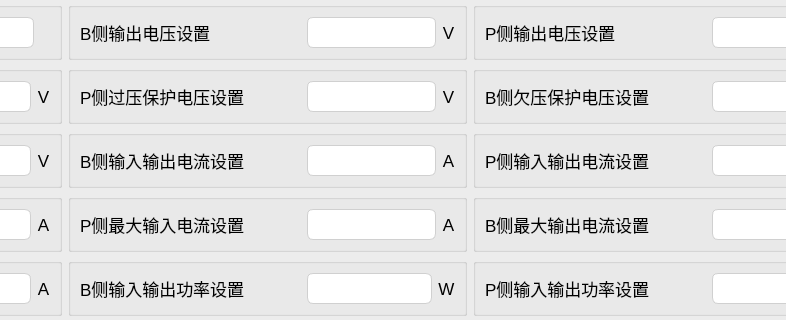
Above: tformconfig1.ui from Curtain-Wang/TDB before the change; both pictures show x 355 to 1141 and y 152 to 472 of the 1253 by 555 pixel window. Below: the same form after it.
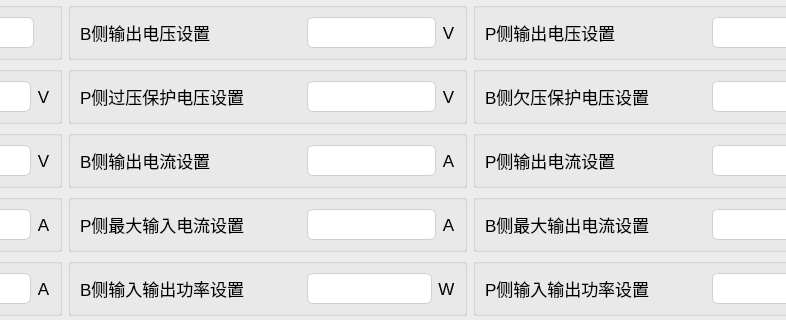
That is the form after the change. Custom widgets are drawn as their Qt base class.

```diff
--- a/tformconfig1.ui
+++ b/tformconfig1.ui
@@ -7,7 +7,7 @@
     <x>0</x>
     <y>0</y>
     <width>1253</width>
-    <height>516</height>
+    <height>551</height>
    </rect>
   </property>
   <property name="windowTitle">
@@ -420,7 +420,7 @@
             </font>
            </property>
            <property name="text">
-            <string>P侧输入输出电流设置</string>
+            <string>P侧输出电流设置</string>
            </property>
            <property name="alignment">
             <set>Qt::AlignLeading|Qt::AlignLeft|Qt::AlignVCenter</set>
@@ -1845,7 +1845,7 @@
             </font>
            </property>
            <property name="text">
-            <string>B侧输入输出电流设置</string>
+            <string>B侧输出电流设置</string>
            </property>
            <property name="alignment">
             <set>Qt::AlignLeading|Qt::AlignLeft|Qt::AlignVCenter</set>
```
